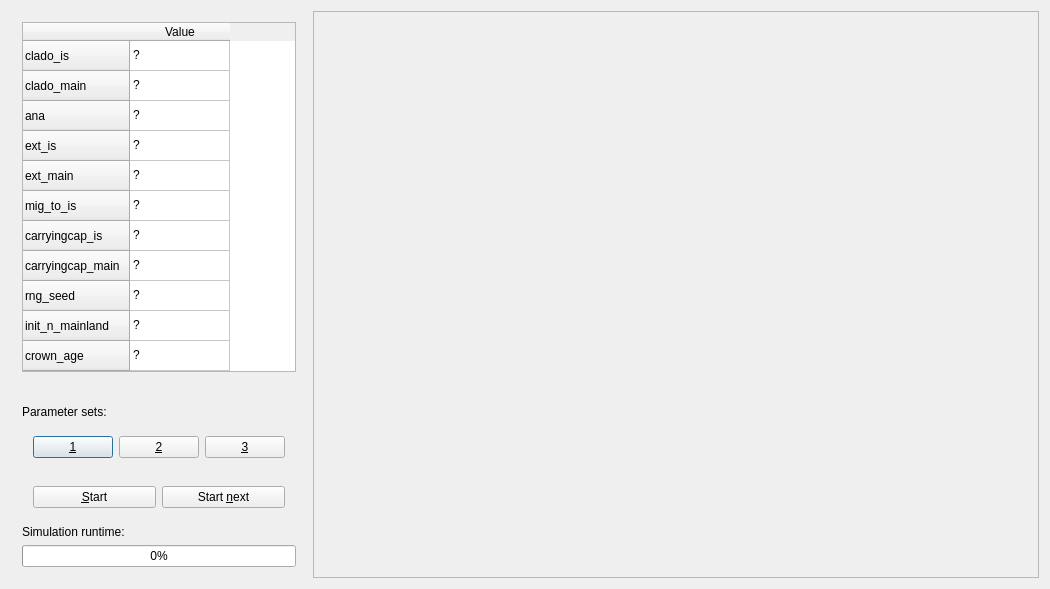
This is elly_qtmaindialog.ui in richelbilderbeek/pbdmms as Qt 5 draws it before an edit. The edited form follows.
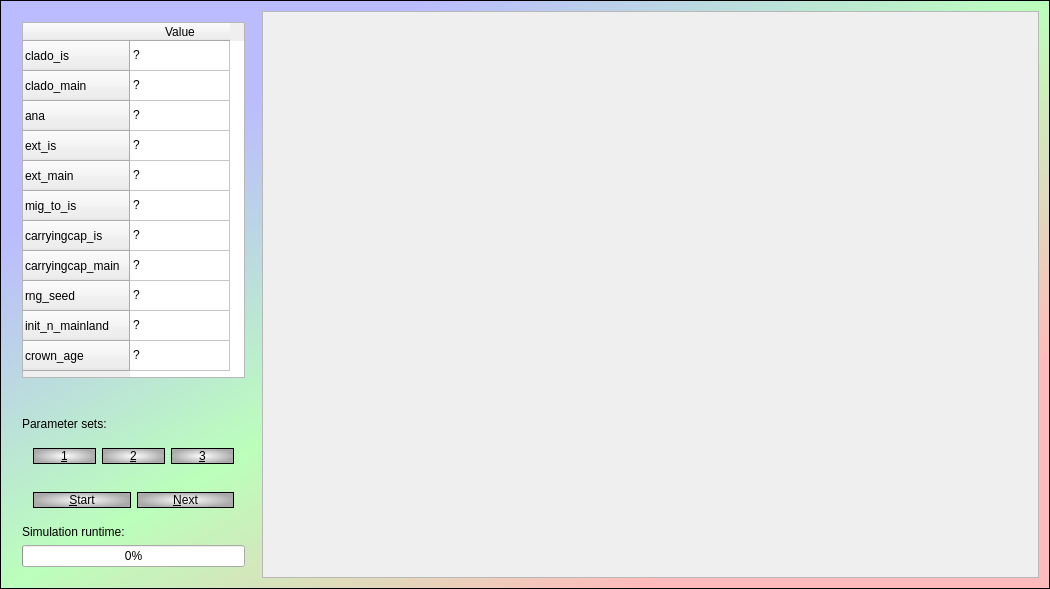
This is the edited form.

Commit message: Pretty GUI [skip ci]

What changed in the file:
```diff
--- a/elly_qtmaindialog.ui
+++ b/elly_qtmaindialog.ui
@@ -10,6 +10,25 @@
     <height>589</height>
    </rect>
   </property>
+  <property name="styleSheet">
+   <string notr="true">QDialog {
+ background-color: qlineargradient(x1: 0, y1: 0, x2: 1, y2: 1, stop: 0  #bbf, stop: 0.2  #bbf, stop: 0.5 #bfb, stop: 0.8 #fbb, stop: 1 #fbb);
+  border: 1px solid black
+}
+
+QSpinBox,QDoubleSpinBox,QComboBox { 
+  background-color: qlineargradient(x1: 0, y1: 0, x2: 1, y2: 1, stop: 0  #bbb, stop: 1 #fff);
+  border: 1px solid black
+}
+
+QPushButton
+{
+  font: 24px bold &quot;Courier&quot; courier monospace;
+  color: #000;
+  background-color: qradialgradient(cx: 0.5, cy: 0.5,fx: 0.5, fy: 0.5,radius: 0.5, stop: 0 #fff, stop: 1 #aaa);
+  border: 1px solid black
+}</string>
+  </property>
   <layout class="QHBoxLayout" name="horizontalLayout">
    <item>
     <widget class="QWidget" name="widget_left" native="true">
@@ -202,7 +221,7 @@
          <item>
           <widget class="QPushButton" name="start_next">
            <property name="text">
-            <string>Start &amp;next</string>
+            <string>&amp;Next</string>
            </property>
           </widget>
          </item>
@@ -242,8 +261,8 @@
        <rect>
         <x>0</x>
         <y>0</y>
-        <width>736</width>
-        <height>569</height>
+        <width>766</width>
+        <height>567</height>
        </rect>
       </property>
      </widget>
```
